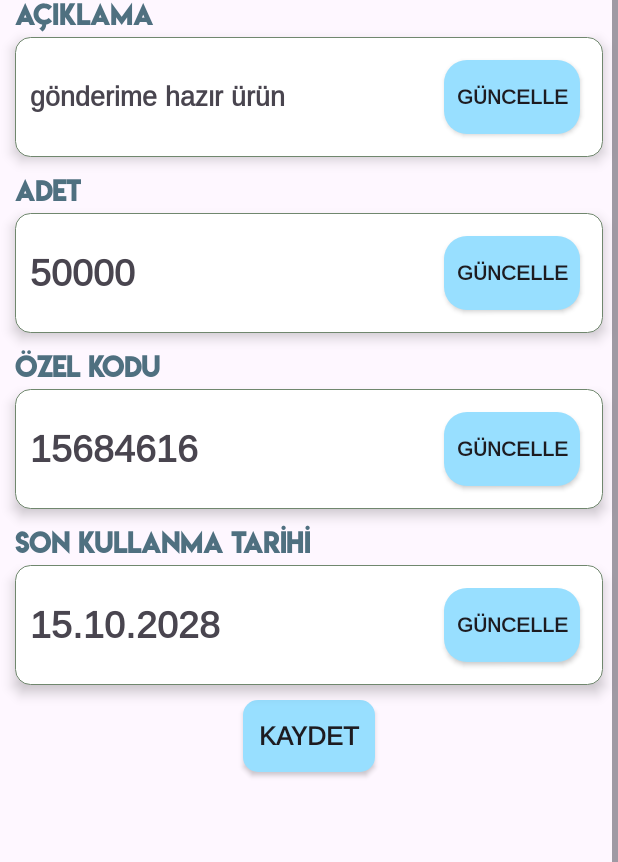
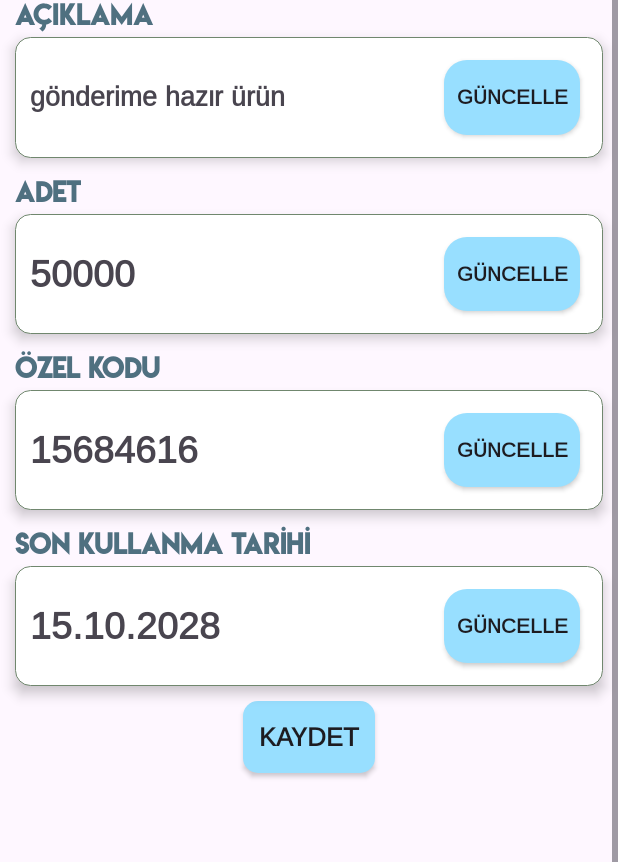
Before and after one commit to emiralacaci/Warehouse, an Android app: the layout fragment_syrup_material_detail.xml on its own in the app's theme, with its tools: preview values and no code run, on a phone screen of 412 x 824 dp. Shown: the part 330-1192 px from the top of the screen. Run offline under Robolectric (Android 15) with nearby library versions, the phone set to English and light mode, and no system bars.

```diff
--- a/app/src/main/res/layout/fragment_syrup_material_detail.xml
+++ b/app/src/main/res/layout/fragment_syrup_material_detail.xml
@@ -124,7 +124,7 @@
                 android:orientation="horizontal"
                 android:weightSum="4"
                 android:layout_width="match_parent"
-                android:layout_height="80dp"
+                android:layout_height="wrap_content"
                 android:background="@drawable/cream_material_detail_row_bg"
                 android:elevation="5dp"
                 android:layout_marginTop="2dp"
@@ -147,7 +147,7 @@
                 <androidx.appcompat.widget.AppCompatButton
                     android:id="@+id/update_explanation_button"
                     android:layout_width="0dp"
-                    android:layout_height="match_parent"
+                    android:layout_height="50dp"
                     android:layout_weight="1"
                     android:fontFamily="@font/arimo"
                     android:textStyle="bold"
```
Also changed, not shown: app/src/main/java/com/example/depo/ui/inventory_categories_page/paste_materials_page/PasteMaterialsViewModel.java (+6 -1 lines), app/src/main/java/com/example/depo/ui/inventory_categories_page/syrup_materials_page/SyrupMaterialsViewModel.java (+8 -2 lines), app/src/main/java/com/example/depo/ui/inventory_categories_page/tea_materials_page/TeaMaterialsViewModel.java (+6 -1 lines).
